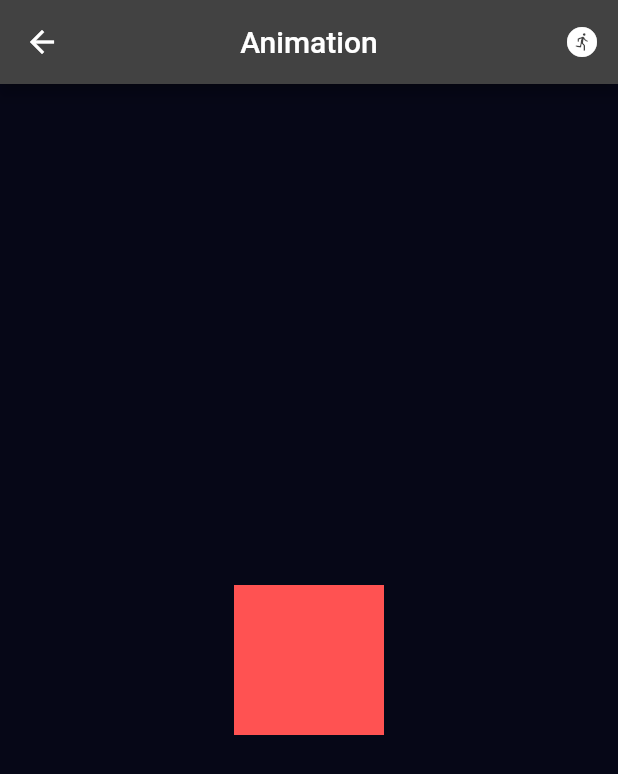
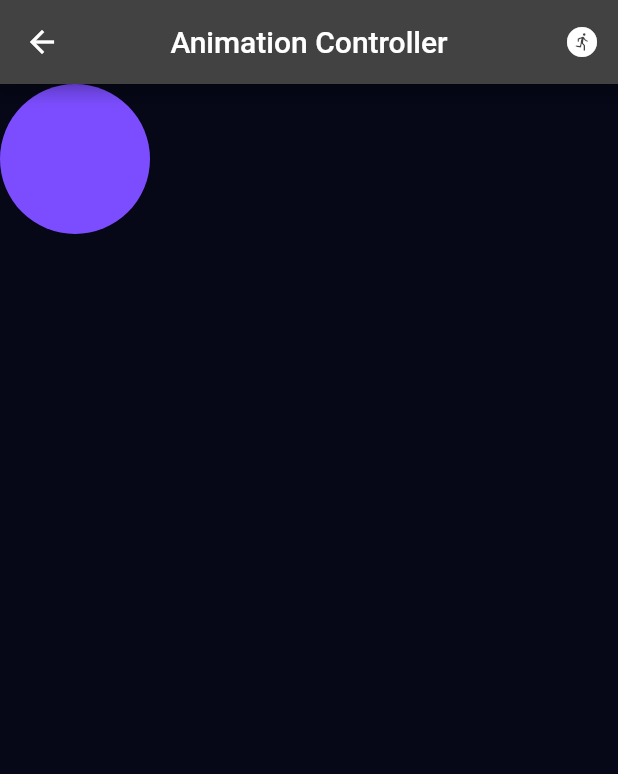
Before and after one commit to yussifm/flutter_tutorials, a Flutter app: the screen it shows after launch, after a tap on "Animation EXample App", on a phone screen of 412 x 824 dp. Shown: the top 774 px of the screen. Run offline on Flutter 3.47's test engine with Material 2 defaults, Android fonts, the phone set to English and light mode, and no system bars.

Commit message:
animation

```diff
--- a/lib/Pages/Animation_page/myAnimation.dart
+++ b/lib/Pages/Animation_page/myAnimation.dart
@@ -1,5 +1,6 @@
 import 'package:flutter/material.dart';
 import 'package:flutter_totu/Pages/Animation_page/my_anim.dart';
+import 'package:flutter_totu/Pages/Animation_page/shape_animation.dart';
 
 class MyAnima extends StatefulWidget {
   const MyAnima({Key? key}) : super(key: key);
@@ -11,6 +12,9 @@ class MyAnima extends StatefulWidget {
 class _MyAnimaState extends State<MyAnima> {
   @override
   Widget build(BuildContext context) {
-    return Material(child: MyAnimationH());
+    //you can use exp: 1  MyAnimationH();
+    //exp: 2  ShapeAnimation();
+
+    return Material(child: ShapeAnimation());
   }
 }
--- a/lib/Pages/Animation_page/my_anim.dart
+++ b/lib/Pages/Animation_page/my_anim.dart
@@ -39,10 +39,12 @@ class _MyAnimationHState extends State<MyAnimationH> {
         ),
         body: Center(
           child: AnimatedContainer(
-            width: 100,
-            height: 100,
+            width: sizes[itera],
+            height: sizes[itera],
             duration: Duration(seconds: 1),
             color: colors[itera],
+            margin: EdgeInsets.only(top: tops[itera]),
+
           ),
         ));
   }
--- /dev/null
+++ b/lib/Pages/Animation_page/shape_animation.dart
@@ -0,0 +1,73 @@
+import 'package:flutter/material.dart';
+
+class ShapeAnimation extends StatefulWidget {
+  ShapeAnimation({Key? key}) : super(key: key);
+
+  @override
+  _ShapeAnimationState createState() => _ShapeAnimationState();
+}
+
+class _ShapeAnimationState extends State<ShapeAnimation>
+    with SingleTickerProviderStateMixin {
+  late Animation<double> animation;
+  double pos = 0;
+  late AnimationController controller;
+
+  void moveBall() {
+    setState(() {
+      pos = animation.value;
+    });
+  }
+
+  @override
+  void initState() {
+    super.initState();
+    controller =
+        AnimationController(vsync: this, duration: const Duration(seconds: 3));
+    animation = Tween<double>(begin: 0, end: 200).animate(controller)
+      ..addListener(() {
+        moveBall();
+      });
+  }
+
+  @override
+  Widget build(BuildContext context) {
+    return Scaffold(
+      appBar: AppBar(
+        title: Text("Animation Controller"),
+        centerTitle: true,
+        actions: [
+          IconButton(
+              onPressed: () {
+                controller.reset();
+                controller.forward();
+              },
+              icon: Icon(Icons.run_circle_rounded))
+        ],
+      ),
+      body: Stack(
+        children: [
+          Positioned(
+            child: Ball(),
+            left: pos,
+            top: pos,
+          )
+        ],
+      ),
+    );
+  }
+}
+
+class Ball extends StatelessWidget {
+  const Ball({Key? key}) : super(key: key);
+
+  @override
+  Widget build(BuildContext context) {
+    return Container(
+      width: 100,
+      height: 100,
+      decoration:
+          BoxDecoration(color: Colors.deepPurpleAccent, shape: BoxShape.circle),
+    );
+  }
+}
```
